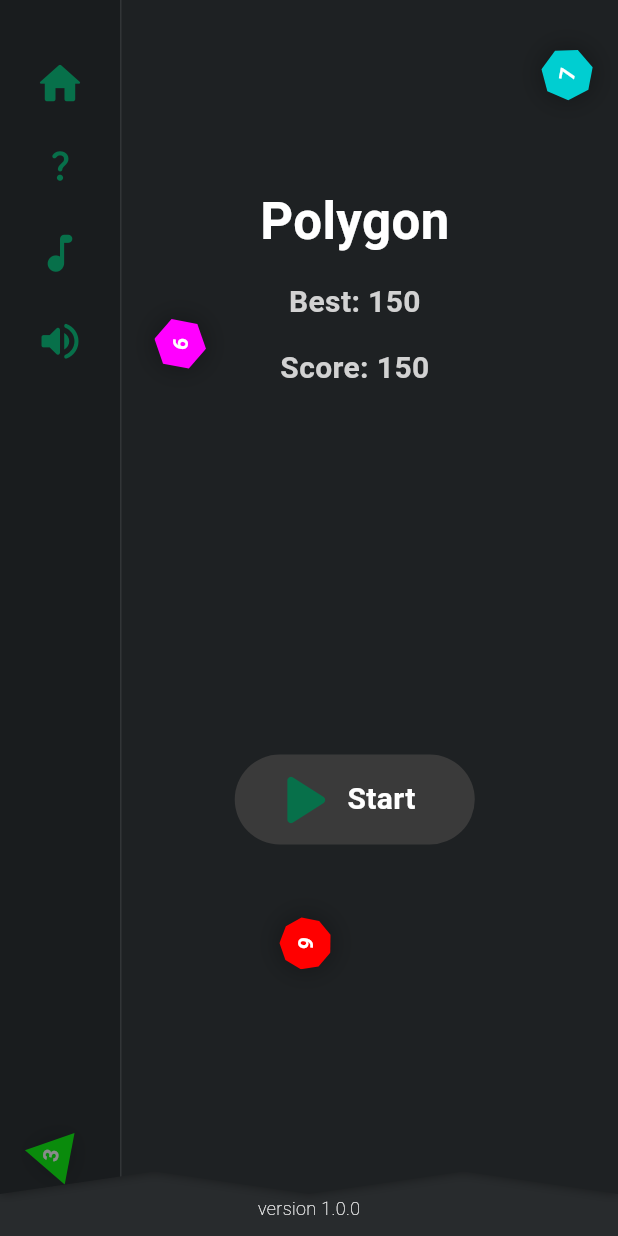
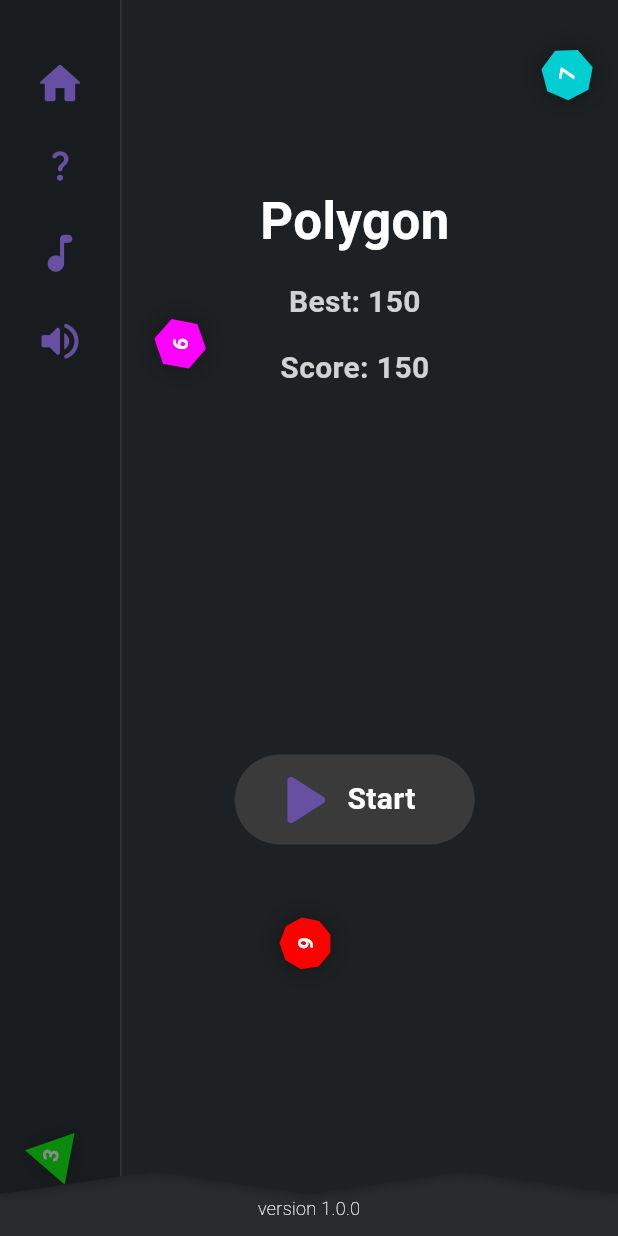
Before and after one commit to Ernesto-20/polygons_game, a Flutter app: the screen it shows after launch, on a phone screen of 412 x 824 dp. Run offline on Flutter 3.47's test engine with Material 3 defaults, Android fonts, the phone set to English and light mode, and no system bars; our stand-ins replace audioplayers, bloc, carousel_slider, equatable.

Commit message:
redesign: new colors

```diff
--- a/lib/main.dart
+++ b/lib/main.dart
@@ -1,6 +1,4 @@
-
 import 'package:circule_game/pages/game_page.dart';
-import 'package:circule_game/widgets/game_panel.dart';
 import 'package:flutter/material.dart';
 
 void main() {
@@ -16,8 +14,6 @@ class MyApp extends StatelessWidget {
     return MaterialApp(
       title: 'Circular Game Demo',
       theme: ThemeData(
-        colorScheme: ColorScheme.fromSeed(seedColor: Colors.deepPurple),
-        primaryColor: const Color.fromRGBO(7, 112, 74, 1),
         useMaterial3: true,
       ),
       home: const GamePage(),
```
Also changed, not shown: lib/utils/colors.dart (added, +22 -0 lines).
